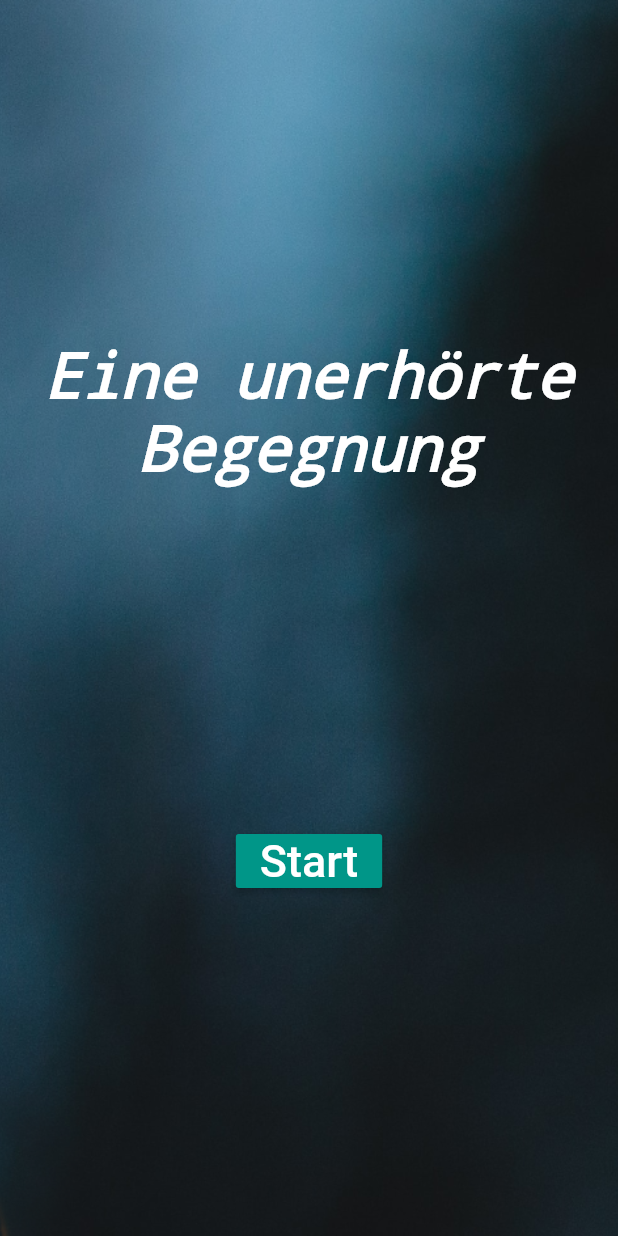
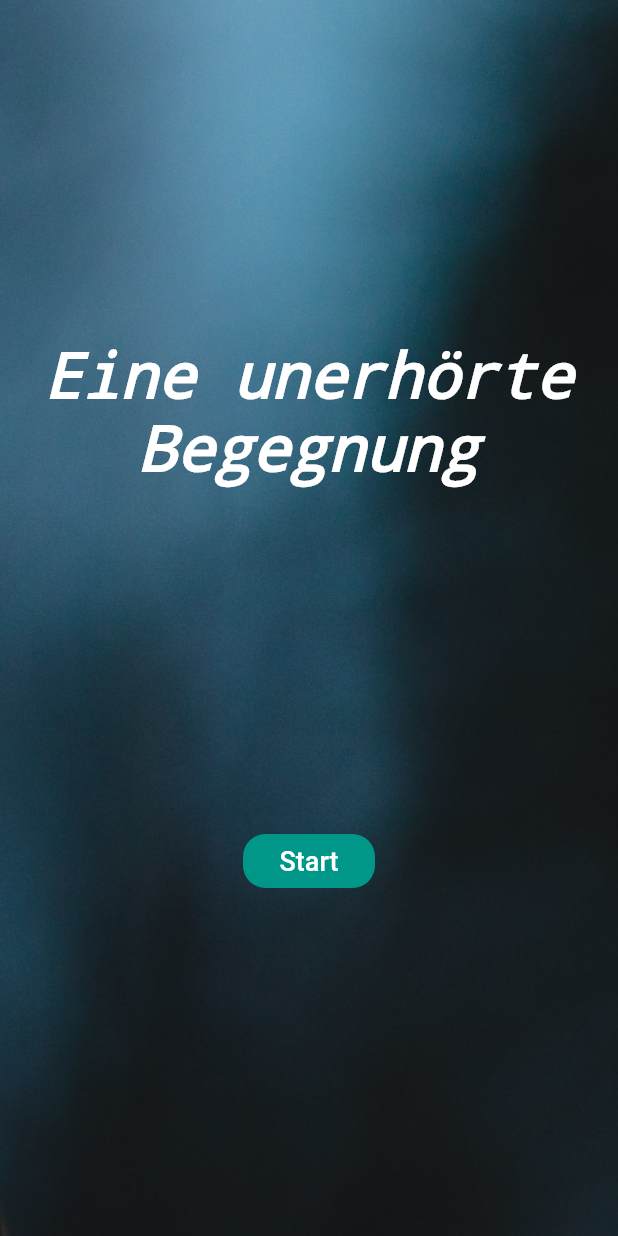
Before and after one commit to nilskrannig/spielbuch, a Flutter app: the screen it shows after launch, on a phone screen of 412 x 824 dp. Run offline on Flutter 3.47's test engine with Material 2 defaults, Android fonts, the phone set to English and light mode, and no system bars.

Commit message:
use choicebutton as homescreen start button

```diff
--- a/lib/screens/home_screen.dart
+++ b/lib/screens/home_screen.dart
@@ -1,4 +1,5 @@
 import 'package:flutter/material.dart';
+import 'package:nilskrannig/components/choice_button.dart';
 
 import 'package:nilskrannig/screens/story_screen.dart';
 import 'package:nilskrannig/constants.dart';
@@ -29,17 +30,12 @@ class HomeScreen extends StatelessWidget {
               fontStyle: FontStyle.italic,
             ),
           ),
-          RaisedButton(
+          ChoiceButton(
+            choice: 'Start',
+            color: kAcceptColor,
             onPressed: () {
               Navigator.pushNamed(context, StoryScreen.id);
             },
-            color: kAcceptColor,
-            child: Text(
-              'Start',
-              style: TextStyle(
-                fontSize: 30.0,
-              ),
-            ),
           ),
         ],
       ),
```
